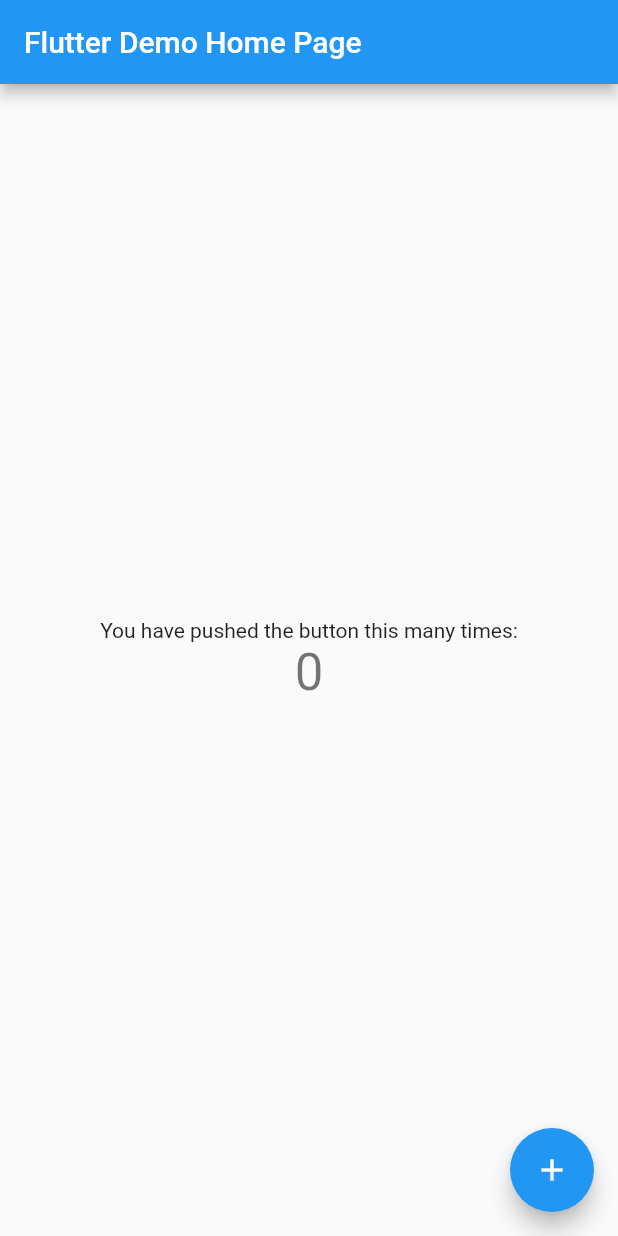
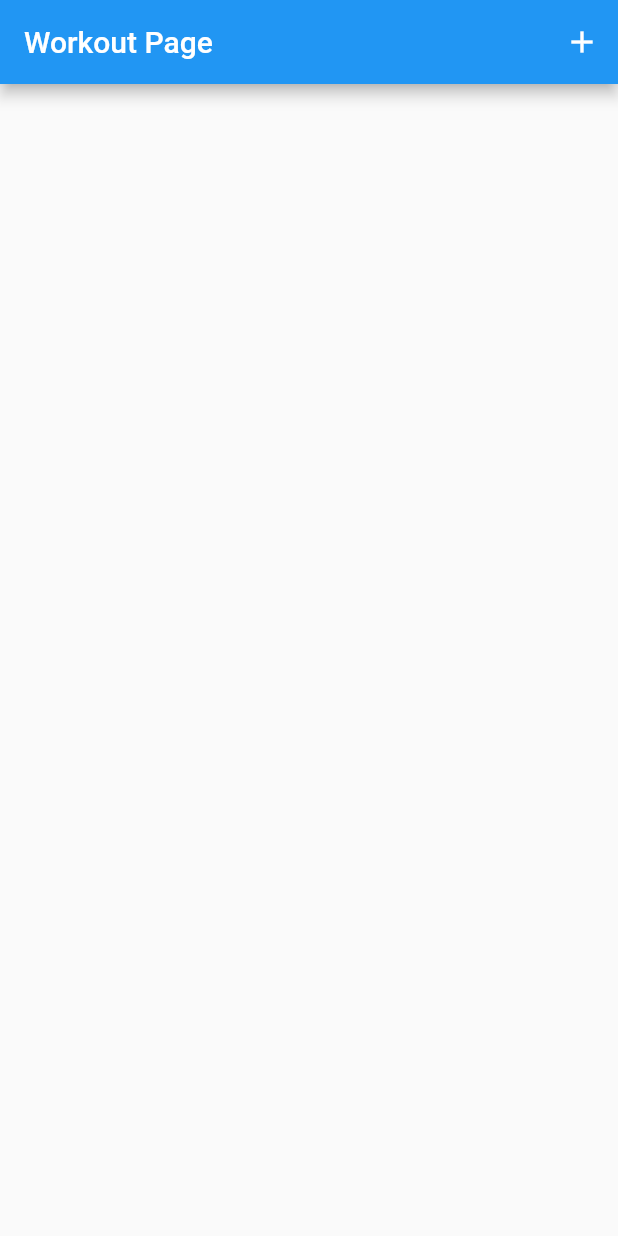
Before and after one commit to slearman15/Workout-Tracker, a Flutter app: the screen it shows after launch, on a phone screen of 412 x 824 dp. Run offline on Flutter 3.47's test engine with Material 2 defaults, Android fonts, the phone set to English and light mode, and no system bars.

Commit message:
Modified main to open up the homepage on startup of the application

```diff
--- /dev/null
+++ b/lib/home.dart
@@ -0,0 +1,34 @@
+import 'package:flutter/material.dart';
+
+class WorkoutPage extends StatefulWidget {
+  const WorkoutPage({super.key});
+
+  @override
+  WorkoutPageState createState() => WorkoutPageState();
+}
+
+class WorkoutPageState extends State<WorkoutPage> {
+  @override
+  Widget build(BuildContext context) {
+    return Scaffold(
+
+      appBar: AppBar(
+        title: const Text('Workout Page'),
+          actions: [
+            IconButton(
+              icon: const Icon(Icons.add),
+              onPressed: () => {},
+            ),
+        ],
+        backgroundColor: Colors.blue,
+      ),
+
+      bottomNavigationBar: BottomAppBar(
+        child: Row(
+          mainAxisAlignment: MainAxisAlignment.center,
+
+        ),
+      ),
+    );
+  }
+}
--- a/lib/main.dart
+++ b/lib/main.dart
@@ -1,4 +1,6 @@
 import 'package:flutter/material.dart';
+
+import 'package:workout_tracker/home.dart';
 
 void main() {
   runApp(const MyApp());
@@ -10,106 +12,8 @@ class MyApp extends StatelessWidget {
   // This widget is the root of your application.
   @override
   Widget build(BuildContext context) {
-    return MaterialApp(
-      title: 'Flutter Demo',
-      theme: ThemeData(
-        // This is the theme of your application.
-        //
-        // Try running your application with "flutter run". You'll see the
-        // application has a blue toolbar. Then, without quitting the app, try
-        // changing the primarySwatch below to Colors.green and then invoke
-        // "hot reload" (press "r" in the console where you ran "flutter run",
-        // or simply save your changes to "hot reload" in a Flutter IDE).
-        // Notice that the counter didn't reset back to zero; the application
-        // is not restarted.
-        primarySwatch: Colors.blue,
-      ),
-      home: const MyHomePage(title: 'Flutter Demo Home Page'),
+    return const MaterialApp(
+      home: WorkoutPage(),
     );
   }
 }
-
-class MyHomePage extends StatefulWidget {
-  const MyHomePage({super.key, required this.title});
-
-  // This widget is the home page of your application. It is stateful, meaning
-  // that it has a State object (defined below) that contains fields that affect
-  // how it looks.
-
-  // This class is the configuration for the state. It holds the values (in this
-  // case the title) provided by the parent (in this case the App widget) and
-  // used by the build method of the State. Fields in a Widget subclass are
-  // always marked "final".
-
-  final String title;
-
-  @override
-  State<MyHomePage> createState() => _MyHomePageState();
-}
-
-class _MyHomePageState extends State<MyHomePage> {
-  int _counter = 0;
-
-  void _incrementCounter() {
-    setState(() {
-      // This call to setState tells the Flutter framework that something has
-      // changed in this State, which causes it to rerun the build method below
-      // so that the display can reflect the updated values. If we changed
-      // _counter without calling setState(), then the build method would not be
-      // called again, and so nothing would appear to happen.
-      _counter++;
-    });
-  }
-
-  @override
-  Widget build(BuildContext context) {
-    // This method is rerun every time setState is called, for instance as done
-    // by the _incrementCounter method above.
-    //
-    // The Flutter framework has been optimized to make rerunning build methods
-    // fast, so that you can just rebuild anything that needs updating rather
-    // than having to individually change instances of widgets.
-    return Scaffold(
-      appBar: AppBar(
-        // Here we take the value from the MyHomePage object that was created by
-        // the App.build method, and use it to set our appbar title.
-        title: Text(widget.title),
-      ),
-      body: Center(
-        // Center is a layout widget. It takes a single child and positions it
-        // in the middle of the parent.
-        child: Column(
-          // Column is also a layout widget. It takes a list of children and
-          // arranges them vertically. By default, it sizes itself to fit its
-          // children horizontally, and tries to be as tall as its parent.
-          //
-          // Invoke "debug painting" (press "p" in the console, choose the
-          // "Toggle Debug Paint" action from the Flutter Inspector in Android
-          // Studio, or the "Toggle Debug Paint" command in Visual Studio Code)
-          // to see the wireframe for each widget.
-          //
-          // Column has various properties to control how it sizes itself and
-          // how it positions its children. Here we use mainAxisAlignment to
-          // center the children vertically; the main axis here is the vertical
-          // axis because Columns are vertical (the cross axis would be
-          // horizontal).
-          mainAxisAlignment: MainAxisAlignment.center,
-          children: <Widget>[
-            const Text(
-              'You have pushed the button this many times:',
-            ),
-            Text(
-              '$_counter',
-              style: Theme.of(context).textTheme.headline4,
-            ),
-          ],
-        ),
-      ),
-      floatingActionButton: FloatingActionButton(
-        onPressed: _incrementCounter,
-        tooltip: 'Increment',
-        child: const Icon(Icons.add),
-      ), // This trailing comma makes auto-formatting nicer for build methods.
-    );
-  }
-}
```
